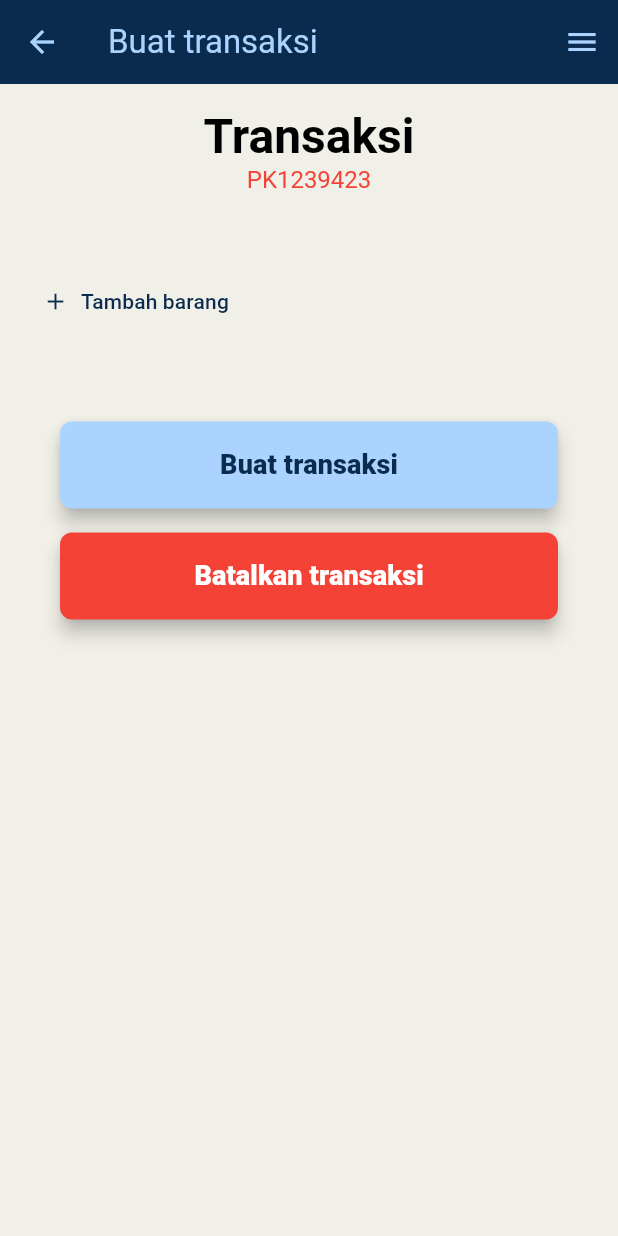
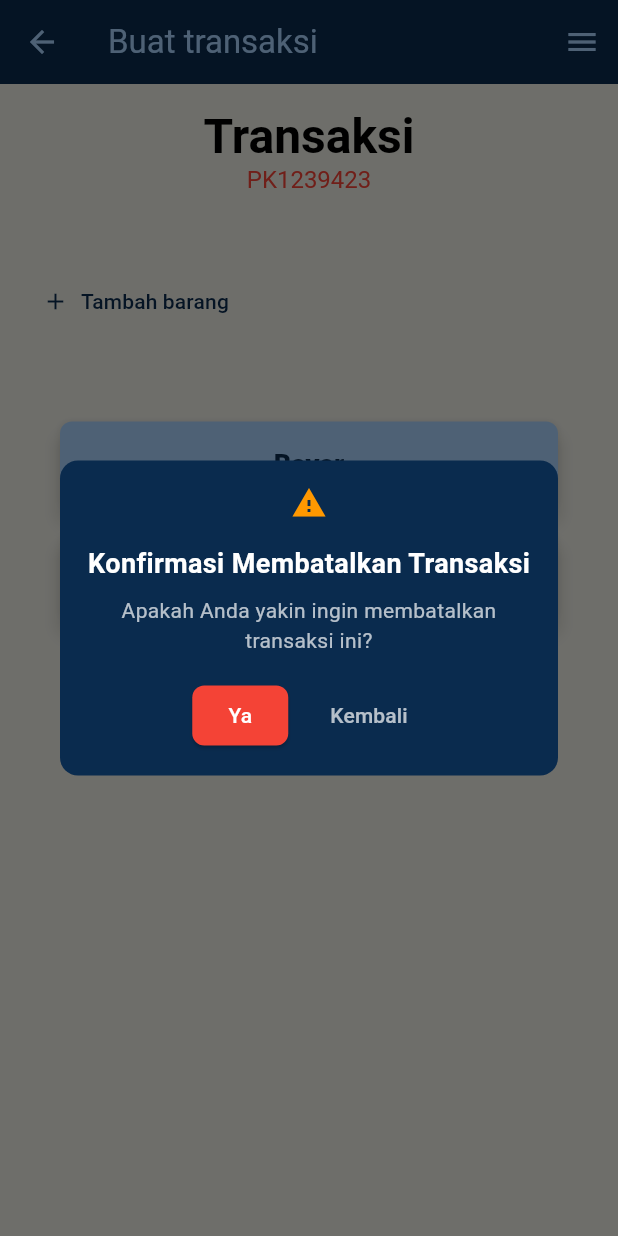
Before and after one commit to KelpinHarr/project_bazzar, a Flutter app: the BuatTransaksi screen opened directly, after a tap on "Batalkan transaksi", on a phone screen of 412 x 824 dp. Run offline on Flutter 3.47's test engine with Material 3 defaults, Android fonts, the light colour scheme and no system bars; our stand-ins replace camera, dotted_border, dropdown_search, file_picker, iconsax; missing offline and left inert: qr_code_scanner.

Commit message:
Stand (98%)

```diff
--- /dev/null
+++ b/lib/ConfirmDialog.dart
@@ -0,0 +1,72 @@
+import 'package:flutter/material.dart';
+
+class ConfirmDialog extends StatelessWidget {
+  final String title;
+  final Widget icon;
+  final String message;
+  final String mode;
+  final VoidCallback onDeletePressed;
+  final VoidCallback onCancelPressed;
+
+  const ConfirmDialog({
+    required this.title,
+    required this.icon,
+    required this.message,
+    required this.mode,
+    required this.onDeletePressed,
+    required this.onCancelPressed,
+  });
+
+  @override
+  Widget build(BuildContext context) {
+    return Dialog(
+      shape: RoundedRectangleBorder(borderRadius: BorderRadius.circular(12.0)),
+      backgroundColor: const Color(0xff0A2B4E),
+      child: Padding(
+        padding: const EdgeInsets.all(16.0),
+        child: Column(
+          mainAxisSize: MainAxisSize.min,
+          children: [
+            Center(child: icon),
+            const SizedBox(height: 16.0),
+            Text(
+              title,
+              style: const TextStyle(
+                fontSize: 18.0,
+                fontWeight: FontWeight.bold,
+                color: Colors.white,
+              ),
+            ),
+            const SizedBox(height: 8.0),
+            Text(
+              message,
+              textAlign: TextAlign.center,
+              style: const TextStyle(color: Colors.white70),
+            ),
+            const SizedBox(height: 16.0),
+            Row(
+              mainAxisAlignment: MainAxisAlignment.center,
+              children: [
+                ElevatedButton(
+                  onPressed: onDeletePressed,
+                  child: Text(mode, style: TextStyle(color: Colors.white)),
+                  style: ElevatedButton.styleFrom(
+                    backgroundColor: Colors.red,
+                    shape: RoundedRectangleBorder(
+                      borderRadius: BorderRadius.circular(8.0),
+                    ),
+                  ),
+                ),
+                const SizedBox(width: 16.0),
+                TextButton(
+                  onPressed: onCancelPressed,
+                  child: const Text("Kembali", style: TextStyle(color: Colors.white70)),
+                ),
+              ],
+            ),
+          ],
+        ),
+      ),
+    );
+  }
+}
--- a/lib/main.dart
+++ b/lib/main.dart
@@ -16,8 +16,6 @@ class MyApp extends StatelessWidget {
       routes: {
         '/': (context) => const Login(),
         // '/': (context) => HomeStudent(),
-        // '/': (context) => HomePage(),
-        // '/main': (context) => HomePage(),
       },
     );
   }
--- a/lib/stand/buatTransaksi.dart
+++ b/lib/stand/buatTransaksi.dart
@@ -1,8 +1,10 @@
-import 'package:flutter/cupertino.dart';
+import 'dart:io';
 import 'package:flutter/material.dart';
 import 'package:dropdown_search/dropdown_search.dart';
+import 'package:project_bazzar/ConfirmDialog.dart';
 import 'package:project_bazzar/Transaction.dart';
 import 'package:project_bazzar/stand/navbarv2.dart';
+import 'package:qr_code_scanner/qr_code_scanner.dart';
 
 List<String> productNames = [
   'Pisang Ambon',
@@ -27,6 +29,10 @@ class BuatTransaksi extends StatefulWidget {
 class _BuatTransaksiState extends State<BuatTransaksi> {
   final _formKey = GlobalKey<FormState>();
 
+  final GlobalKey qrKey = GlobalKey(debugLabel: 'QR');
+  Barcode? result;
+  QRViewController? controller;
+
   // Input controllers for various fields
   // final _namaController = TextEditingController();
   int _qty = 1; // Track quantity, set initial value to 1
@@ -37,6 +43,16 @@ class _BuatTransaksiState extends State<BuatTransaksi> {
   String _selectedProduct = productNames[0];
   List<String> _filteredProducts = productNames;
   List<Transaction> transactions = [];
+
+  @override
+  void reassemble() {
+    super.reassemble();
+    if (Platform.isAndroid) {
+      controller!.pauseCamera();
+    } else if (Platform.isIOS) {
+      controller!.resumeCamera();
+    }
+  }
 
   @override
   Widget build(BuildContext context) {
@@ -56,7 +72,7 @@ class _BuatTransaksiState extends State<BuatTransaksi> {
                   Center(
                     child: RichText(
                       textAlign: TextAlign.center,
-                      text: TextSpan(
+                      text: const TextSpan(
                         children: [
                           TextSpan(
                             text: 'Transaksi',
@@ -327,14 +343,14 @@ class _BuatTransaksiState extends State<BuatTransaksi> {
                   ),
 
                   const SizedBox(height: 48.0),
-                  // button buat transaksi
+                  // button bayar transaksi
                   Padding(
-                    padding: EdgeInsets.symmetric(horizontal: 24.0, vertical: 8.0),
+                    padding: const EdgeInsets.symmetric(horizontal: 24.0, vertical: 8.0),
                     child: SizedBox(
                       width: double.infinity,
                       child: ElevatedButton(
                         onPressed: () {
-                          // showEditSuccessDialog(context);
+
                         },
                         style: ElevatedButton.styleFrom(
                             backgroundColor: const Color(0xffAAD4FF),
@@ -345,7 +361,7 @@ class _BuatTransaksiState extends State<BuatTransaksi> {
                             padding: const EdgeInsets.symmetric(vertical: 16.0)
                         ),
                         child: const Text(
-                          'Buat transaksi',
+                          'Bayar',
                           style: TextStyle(
                               color: Color(0xff0A2B4E),
                               fontSize: 18,
@@ -363,7 +379,21 @@ class _BuatTransaksiState extends State<BuatTransaksi> {
                       width: double.infinity,
                       child: ElevatedButton(
                         onPressed: () {
-                          // showEditSuccessDialog(context);
+                          showDialog(
+                            context: context,
+                            builder: (BuildContext context) {
+                              return ConfirmDialog(
+                                title: "Konfirmasi Membatalkan Transaksi",
+                                icon: const Icon(Icons.warning, color: Colors.orange),
+                                message: "Apakah Anda yakin ingin membatalkan transaksi ini?",
+                                mode: "Ya",
+                                onDeletePressed: () {
+                                  Navigator.pop(context);
+                                },
+                                onCancelPressed: () => Navigator.pop(context),
+                              );
+                            },
+                          );
                         },
                         style: ElevatedButton.styleFrom(
                             backgroundColor: Colors.red,
@@ -393,4 +423,34 @@ class _BuatTransaksiState extends State<BuatTransaksi> {
       activePage: 'Buat transaksi',
     );
   }
+
+  bool _isNavigated = false;
+  void _onQRViewCreated(QRViewController controller) {
+    this.controller = controller;
+    controller.scannedDataStream.listen((scanData) {
+      setState(() {
+        result = scanData;
+      });
+
+      if (result != null && !_isNavigated) {
+        _isNavigated = true; // Tandai bahwa navigasi sudah dilakukan
+        // Navigator.push(
+        //   context,
+        //   MaterialPageRoute(builder: (context) => const TopUp()),
+        // ).then((_) {
+        //   // Dispose controller after returning from TopUp page
+        //   controller.dispose();
+        //   setState(() {
+        //     result = null;
+        //   });
+        // });
+      }
+    });
+  }
+
+  @override
+  void dispose() {
+    controller?.dispose();
+    super.dispose();
+  }
 }
--- a/lib/stand/detailTransaksi.dart
+++ b/lib/stand/detailTransaksi.dart
@@ -41,7 +41,7 @@ class DetailTransaksi extends StatelessWidget {
                     ),
                   ),
                 ),
-                const SizedBox(height: 16.0), // Spacing after card
+                const SizedBox(height: 16.0),
 
                 // Items List with Heading
                 // Text(
```
Also changed, not shown: lib/CustomDialog.dart (added, +53 -0 lines), lib/stand/daftarBarang.dart (+3 -70 lines), lib/stand/editBarang.dart (+1 -52 lines), lib/stand/bayarTransaksi.dart (deleted).
